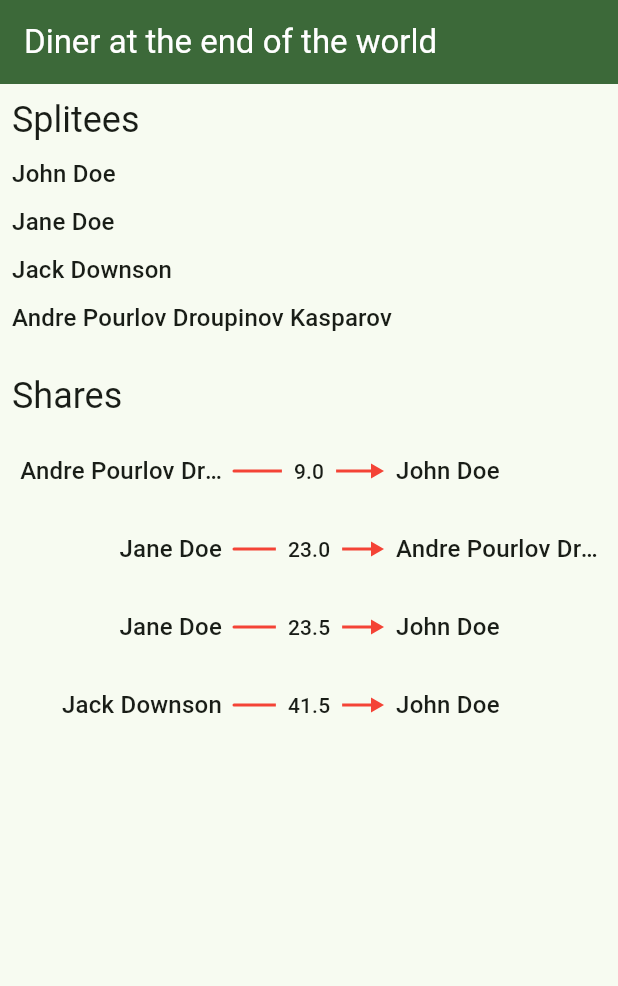
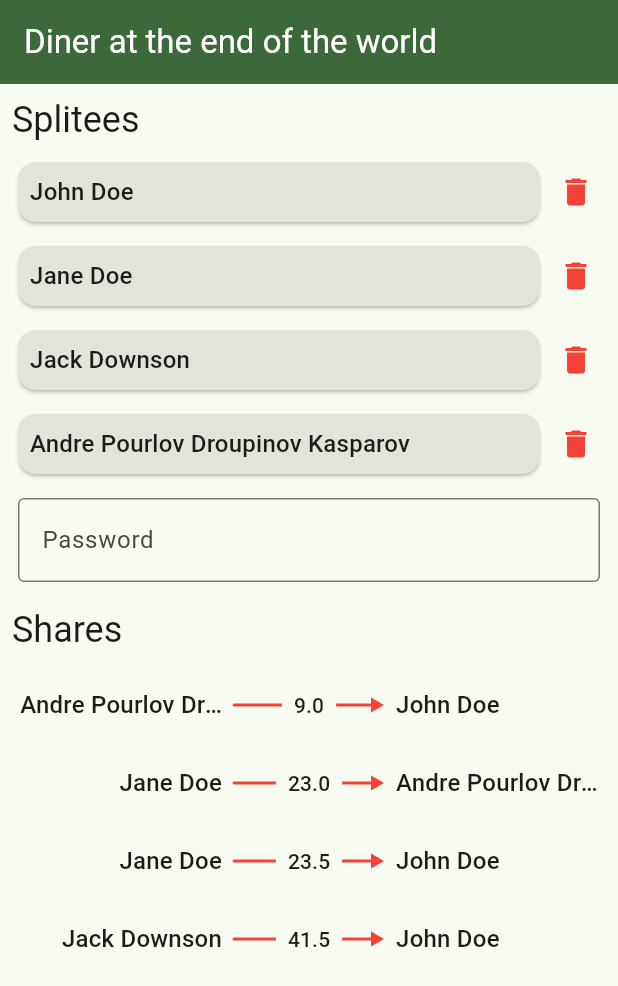
Before and after one commit to morphet81/splity-z, a Flutter app: the screen it shows after launch, on a phone screen of 412 x 824 dp. Shown: the top 986 px of the screen. Run offline on Flutter 3.47's test engine with Material 3 defaults, Android fonts, the phone set to English and light mode, and no system bars; our stand-ins replace equatable, flutter_bloc, go_router, google_fonts; generated files the repository leaves out were written again.

Commit message:
Implement delete button for splitees in splitees list

```diff
--- a/lib/shared/bloc/split_event.dart
+++ b/lib/shared/bloc/split_event.dart
@@ -10,3 +10,10 @@ final class DeleteSplit extends SplitEvent {
 
   final int splitId;
 }
+
+final class DeleteSplitee extends SplitEvent {
+  DeleteSplitee({required this.splitId, required this.splitee});
+
+  final int splitId;
+  final Splitee splitee;
+}
--- a/lib/shared/bloc/split_state.dart
+++ b/lib/shared/bloc/split_state.dart
@@ -15,7 +15,7 @@ final class SplitState extends Equatable {
         .firstOrNull;
   }
 
-  SplitState copyWith({List<Split>? splits}) {
+  SplitState copyWith({List<Split>? splits, bool? myTest}) {
     return SplitState(
       splits: splits ?? this.splits,
     );
--- a/lib/shared/extensions/ListExtension.dart
+++ b/lib/shared/extensions/ListExtension.dart
@@ -3,6 +3,11 @@ import 'package:splity_z/shared/models/models.dart';
 extension Listextension on List {
   void removeAll(List items) {
     items.toList().forEach((item) => this.remove(item));
+  }
+
+  void replace(dynamic item, dynamic newItem) {
+    this.remove(item);
+    this.add(newItem);
   }
 }
 
--- a/lib/shared/models/split.dart
+++ b/lib/shared/models/split.dart
@@ -16,6 +16,8 @@ abstract class Split extends Equatable {
   final List<Expense> expenses;
 
   List<Share> getShares();
+
+  Split copyWith({int? id, String? name, List<Splitee>? splitees, List<Expense>? expenses});
 }
 
 final class SplitImpl extends Split {
@@ -176,4 +178,14 @@ final class SplitImpl extends Split {
 
   @override
   List<Object?> get props => [id, name, splitees, expenses];
+
+  @override
+  Split copyWith({int? id, String? name, List<Splitee>? splitees, List<Expense>? expenses}) {
+    return SplitImpl(
+      id: id ?? this.id,
+      name: name ?? this.name,
+      splitees: splitees ?? this.splitees,
+      expenses: expenses ?? this.expenses,
+    );
+  }
 }
--- a/lib/split_details/view/split_details.dart
+++ b/lib/split_details/view/split_details.dart
@@ -17,7 +17,8 @@ class SplitDetails extends StatefulWidget {
 class _SplitDetailsState extends State<SplitDetails> {
   @override
   Widget build(BuildContext context) {
-    return BlocBuilder<SplitBloc, SplitState>(builder: (context, state) {
+    return BlocBuilder<SplitBloc, SplitState>(
+      builder: (context, state) {
         final split = state.findSplitWithId(widget.splitId);
 
         if (split == null) {
@@ -26,10 +27,11 @@ class _SplitDetailsState extends State<SplitDetails> {
 
         return Column(
           children: [
-          SpliteesList(splitees: split!.splitees),
+            SpliteesList(split: split!),
             SharesList(split: split),
           ],
         );
-    });
+      },
+    );
   }
 }
--- a/lib/split_details/widgets/splitee_list_item.dart
+++ b/lib/split_details/widgets/splitee_list_item.dart
@@ -1,18 +1,36 @@
-import 'package:flutter/material.dart';
+import 'package:flutter/material.dart' hide Split;
 import 'package:splity_z/shared/models/models.dart';
+import 'package:splity_z/split_details/widgets/splitee_list_item_delete_button.dart';
 
 class SpliteeListItem extends StatelessWidget {
-  const SpliteeListItem({required this.splitee, super.key});
+  const SpliteeListItem({required this.split, required this.splitee, super.key});
 
+  final Split split;
   final Splitee splitee;
 
   @override
   Widget build(BuildContext context) {
     return Padding(
       padding: const EdgeInsets.only(bottom: 8.0),
-      child: Text(
-        splitee.name,
-        style: Theme.of(context).textTheme.titleMedium,
+      child: Row(
+        children: [
+          Expanded(
+            child: Card.filled(
+              elevation: 1,
+              child: Padding(
+                padding: const EdgeInsets.all(8.0),
+                child: Text(
+                  splitee.name,
+                  style: Theme.of(context).textTheme.titleMedium,
+                ),
+              ),
+            ),
+          ),
+          SpliteeListItemDeleteButton(
+            split: split,
+            splitee: splitee,
+          ),
+        ],
       ),
     );
   }
--- /dev/null
+++ b/lib/split_details/widgets/splitee_list_item_delete_button.dart
@@ -0,0 +1,29 @@
+import 'package:flutter/material.dart' hide Split;
+import 'package:provider/provider.dart';
+import 'package:splity_z/shared/bloc/split_bloc.dart';
+import 'package:splity_z/shared/models/models.dart';
+
+const slideValuePixels = 50.0;
+
+class SpliteeListItemDeleteButton extends StatelessWidget {
+  const SpliteeListItemDeleteButton({required this.split, required this.splitee, super.key});
+
+  final Split split;
+  final Splitee splitee;
+
+  @override
+  Widget build(BuildContext context) {
+    return Container(
+      width: 40.0,
+      child: IconButton(
+        onPressed: () {
+          context.read<SplitBloc>().add(DeleteSplitee(splitId: split.id, splitee: splitee));
+        },
+        icon: const Icon(
+          Icons.delete,
+          color: Colors.red,
+        ),
+      ),
+    );
+  }
+}
--- a/lib/split_details/widgets/splitees_list.dart
+++ b/lib/split_details/widgets/splitees_list.dart
@@ -1,12 +1,12 @@
-import 'package:flutter/material.dart';
+import 'package:flutter/material.dart' hide Split;
 import 'package:splity_z/shared/models/models.dart';
 import 'package:flutter_gen/gen_l10n/app_localizations.dart';
 import 'package:splity_z/split_details/widgets/splitee_list_item.dart';
 
 class SpliteesList extends StatelessWidget {
-  const SpliteesList({required this.splitees, super.key});
+  const SpliteesList({required this.split, super.key});
 
-  final List<Splitee> splitees;
+  final Split split;
 
   @override
   Widget build(BuildContext context) {
@@ -25,9 +25,22 @@ class SpliteesList extends StatelessWidget {
           ListView.builder(
             shrinkWrap: true,
             itemBuilder: (context, index) {
-              return SpliteeListItem(splitee: splitees[index]);
+              if (index == split.splitees.length) {
+                return Padding(
+                  padding: const EdgeInsets.only(left: 4.0, right: 4.0, top: 4.0),
+                  child: TextField(
+                    obscureText: true,
+                    decoration: InputDecoration(
+                      border: OutlineInputBorder(),
+                      labelText: 'Password',
+                    ),
+                  ),
+                );
+              } else {
+                return SpliteeListItem(split: split, splitee: split.splitees[index]);
+              }
             },
-            itemCount: splitees.length,
+            itemCount: split.splitees.length + 1,
           ),
         ],
       ),
```
Also changed, not shown: lib/shared/bloc/split_bloc.dart (+17 -0 lines), lib/split_details/view/split_details_page.dart (+0 -25 lines), 3 other files. Lines whose indentation alone changed are shown as unchanged.
